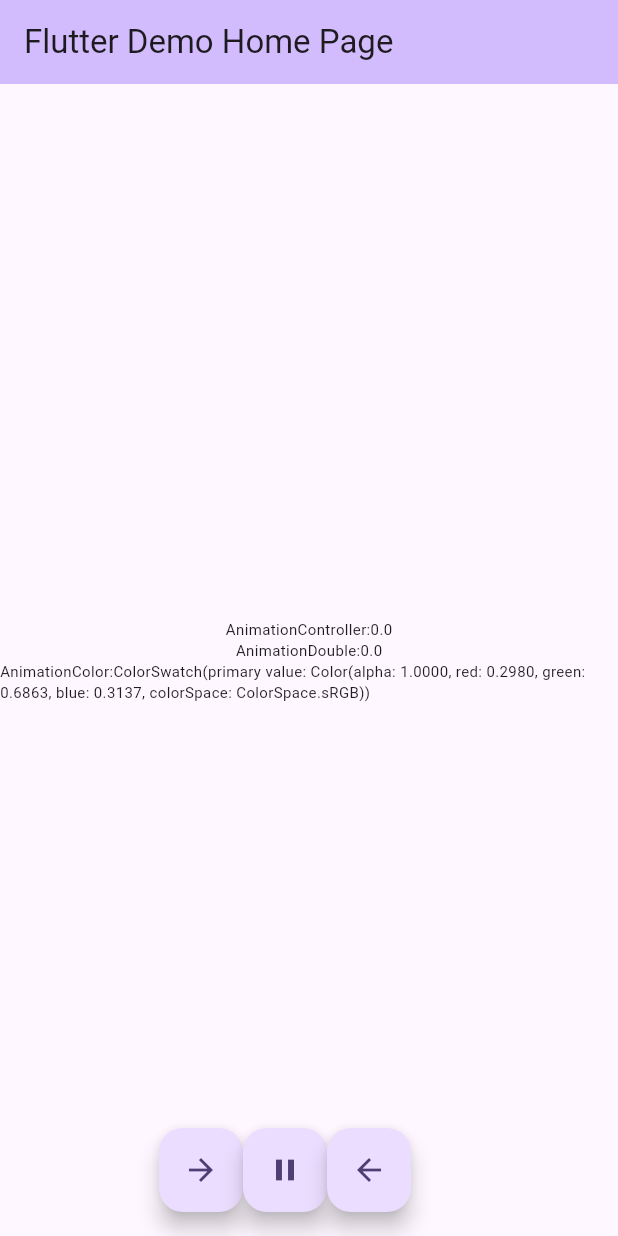
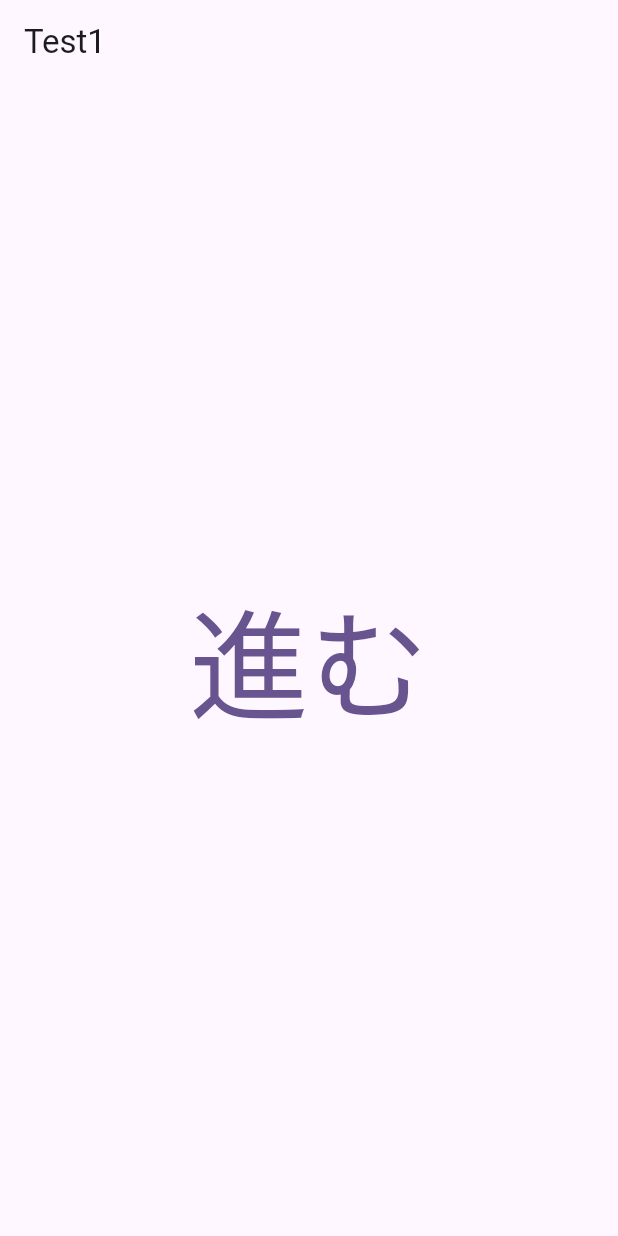
Before and after one commit to yossibank/FlutterApp, a Flutter app: the screen it shows after launch, on a phone screen of 412 x 824 dp. Run offline on Flutter 3.47's test engine with Material 2 defaults, Android fonts, the phone set to English and light mode, and no system bars; our stand-ins replace font_awesome_flutter.

Commit message:
画面遷移

```diff
--- a/practice2/lib/main.dart
+++ b/practice2/lib/main.dart
@@ -1,4 +1,7 @@
 import 'package:flutter/material.dart';
+import 'package:practice2/test_page1.dart';
+import 'package:practice2/test_page2.dart';
+import 'package:practice2/test_page3.dart';
 
 void main() {
   runApp(const MyApp());
@@ -16,6 +19,11 @@ class MyApp extends StatelessWidget {
         useMaterial3: true,
       ),
       home: const MyHomePage(title: 'Flutter Demo Home Page'),
+      routes: {
+        "/test1": (BuildContext context) => const TestPage1(),
+        "/test2": (BuildContext context) => const TestPage2(),
+        "/test3": (BuildContext context) => const TestPage3(),
+      },
     );
   }
 }
@@ -30,6 +38,15 @@ class MyHomePage extends StatefulWidget {
 
 class _MyHomePageState extends State<MyHomePage> with TickerProviderStateMixin {
   bool _flag = false;
+  int _selectedIndex = 0;
+
+  late PageController _pageController;
+
+  final _pages = [
+    const TestPage1(),
+    const TestPage2(),
+    const TestPage3(),
+  ];
 
   late AnimationController _animationController;
   late Animation<double> _animationDouble;
@@ -87,6 +104,8 @@ class _MyHomePageState extends State<MyHomePage> with TickerProviderStateMixin {
     _animationColor.addListener(() {
       setState(() {});
     });
+
+    _pageController = PageController(initialPage: _selectedIndex);
   }
 
   // 破棄
@@ -94,41 +113,54 @@ class _MyHomePageState extends State<MyHomePage> with TickerProviderStateMixin {
   void dispose() {
     _animationController.dispose();
     super.dispose();
+    _pageController.dispose();
+  }
+
+  void _onPageChanged(int index) {
+    setState(() {
+      _selectedIndex = index;
+    });
   }
 
   @override
   Widget build(BuildContext context) {
     return Scaffold(
-      appBar: AppBar(
-        backgroundColor: Theme.of(context).colorScheme.inversePrimary,
-        title: Text(widget.title),
+      body: PageView(
+        controller: _pageController,
+        onPageChanged: _onPageChanged,
+        children: _pages,
       ),
-      body: Center(
-        child: Column(
-          mainAxisAlignment: MainAxisAlignment.center,
-          children: <Widget>[
-            Text(
-              "AnimationController:${_animationController.value}",
-              style: const TextStyle(fontSize: 10)
-            ),
-            Text(
-              "AnimationDouble:${_animationDouble.value}",
-              style: const TextStyle(fontSize: 10)
-            ),
-            Text(
-              "AnimationColor:${_animationColor.value}",
-              style: const TextStyle(fontSize: 10)
-            ),
-            SizeTransition(
-              sizeFactor: _animationController,
-              child: Center(
-                child: SizedBox(
-                  width: _animationDouble.value,
-                  height: _animationDouble.value,
-                  child: Container(color: _animationColor.value)
-                )
-              ),
-            )
+      // body: TestPage1(),
+      // appBar: AppBar(
+      //   backgroundColor: Theme.of(context).colorScheme.inversePrimary,
+      //   title: Text(widget.title),
+      // ),
+      // body: Center(
+      //   child: Column(
+      //     mainAxisAlignment: MainAxisAlignment.center,
+      //     children: <Widget>[
+      //       Text(
+      //         "AnimationController:${_animationController.value}",
+      //         style: const TextStyle(fontSize: 10)
+      //       ),
+      //       Text(
+      //         "AnimationDouble:${_animationDouble.value}",
+      //         style: const TextStyle(fontSize: 10)
+      //       ),
+      //       Text(
+      //         "AnimationColor:${_animationColor.value}",
+      //         style: const TextStyle(fontSize: 10)
+      //       ),
+      //       SizeTransition(
+      //         sizeFactor: _animationController,
+      //         child: Center(
+      //           child: SizedBox(
+      //             width: _animationDouble.value,
+      //             height: _animationDouble.value,
+      //             child: Container(color: _animationColor.value)
+      //           )
+      //         ),
+      //       )
             // AnimatedOpacity(
             //   opacity: _flag ? 0.1 : 1.0,
             //   duration: const Duration(seconds: 3),
@@ -169,26 +201,26 @@ class _MyHomePageState extends State<MyHomePage> with TickerProviderStateMixin {
             //     ? const Text("なにもない")
             //     : const Icon(Icons.favorite, color: Colors.pink),
             // ),
-          ],
-        ),
-      ),
-      floatingActionButton: Row(
-        mainAxisAlignment: MainAxisAlignment.center,
-        children: [
-          FloatingActionButton(
-            onPressed: _forward,
-            child: const Icon(Icons.arrow_forward),
-          ),
-          FloatingActionButton(
-            onPressed: _stop,
-            child: const Icon(Icons.pause),
-          ),
-          FloatingActionButton(
-            onPressed: _reverse,
-            child: const Icon(Icons.arrow_back),
-          )
-        ],
-      ),
+      //     ],
+      //   ),
+      // ),
+      // floatingActionButton: Row(
+      //   mainAxisAlignment: MainAxisAlignment.center,
+      //   children: [
+      //     FloatingActionButton(
+      //       onPressed: _forward,
+      //       child: const Icon(Icons.arrow_forward),
+      //     ),
+      //     FloatingActionButton(
+      //       onPressed: _stop,
+      //       child: const Icon(Icons.pause),
+      //     ),
+      //     FloatingActionButton(
+      //       onPressed: _reverse,
+      //       child: const Icon(Icons.arrow_back),
+      //     )
+      //   ],
+      // ),
       // floatingActionButton: FloatingActionButton(
       //   onPressed: _click,
       //   child: const Icon(Icons.add),
--- /dev/null
+++ b/practice2/lib/test_page1.dart
@@ -0,0 +1,29 @@
+import 'package:flutter/material.dart';
+
+class TestPage1 extends StatelessWidget {
+  const TestPage1({super.key});
+
+  @override
+  Widget build(BuildContext context) {
+    return Scaffold(
+      appBar: AppBar(
+        title: const Text("Test1"),
+      ),
+      body: Center(
+        child: TextButton(
+          onPressed: () => {
+            Navigator.of(context).pushNamed("/test2")
+            // Navigator.pushNamed(context, "/test2")
+            // Navigator.of(context).push(MaterialPageRoute(builder: (context) {
+            //   return const TestPage2();
+            // }))
+          },
+          child: const Text(
+            "進む",
+            style: TextStyle(fontSize: 80),
+          ),
+        ),
+      ),
+    );
+  }
+}
```
Also changed, not shown: practice2/lib/test_page2.dart (added, +42 -0 lines), practice2/lib/test_page3.dart (added, +25 -0 lines).
